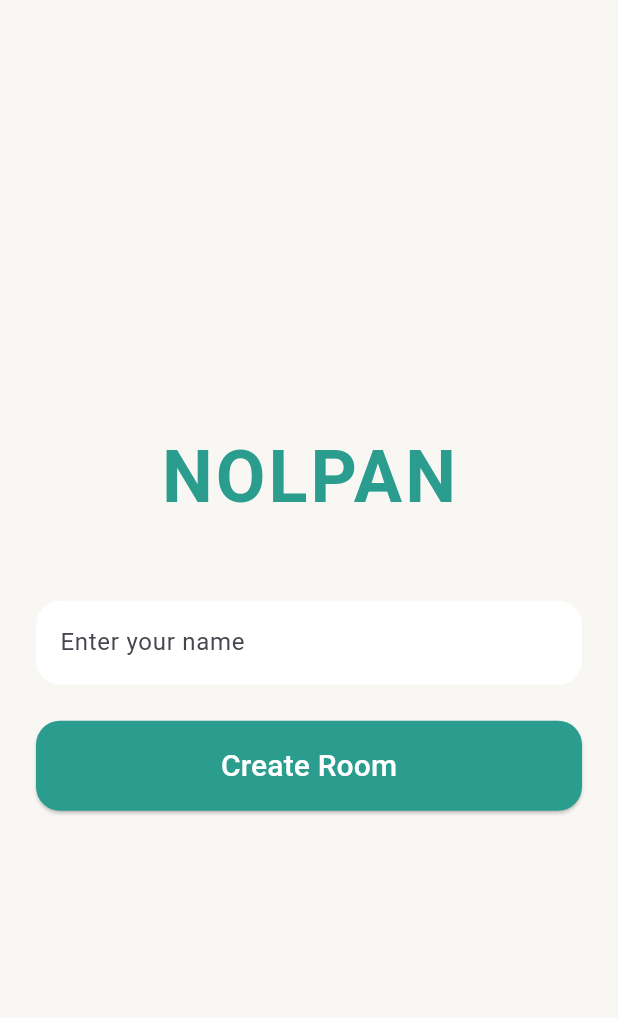
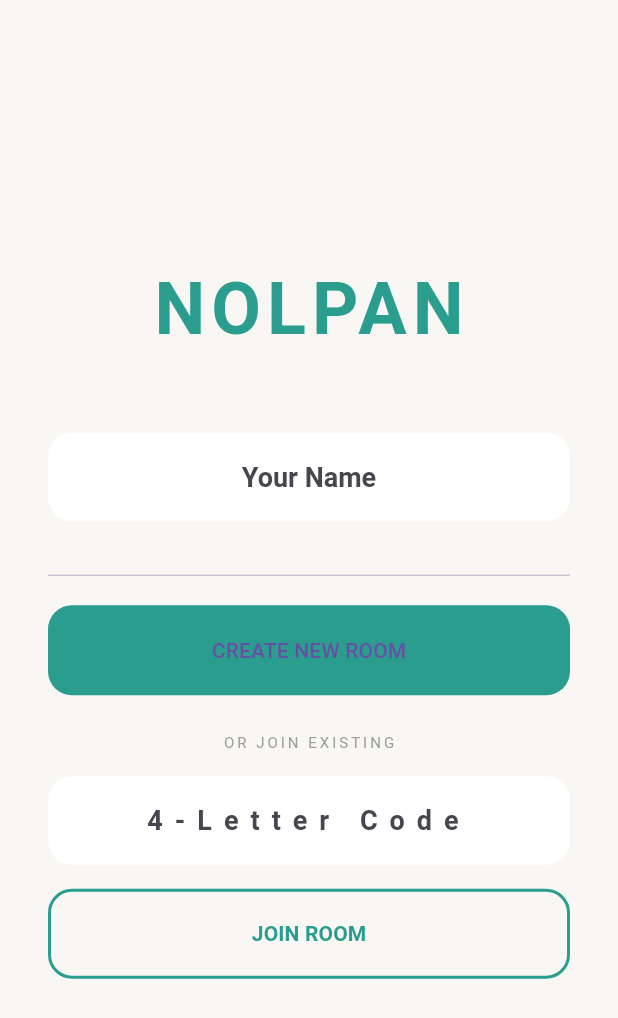
Before and after one commit to JohnPark97/Nolpan, a Flutter app: the screen it shows after launch, on a phone screen of 412 x 824 dp. Shown: the top 1018 px of the screen. Run offline on Flutter 3.47's test engine with Material 3 defaults, Android fonts, the phone set to English and light mode, and no system bars.

Commit message:
feat: add join room logic

```diff
--- a/frontend/lib/screens/gateway.dart
+++ b/frontend/lib/screens/gateway.dart
@@ -10,54 +10,92 @@ class GatewayScreen extends StatefulWidget {
 
 class _GatewayScreenState extends State<GatewayScreen> {
   final TextEditingController _nameController = TextEditingController();
+  final TextEditingController _codeController = TextEditingController();
+  bool _isConnecting = false;
 
-  void _createRoom() {
+  void _handleAction(bool isCreate) {
     if (_nameController.text.trim().isEmpty) return;
+    if (!isCreate && _codeController.text.trim().length != 4) return;
 
-    // Connect to Render
+    setState(() { _isConnecting = true; });
     socketService.connect('wss://nolpan.onrender.com/ws');
 
-    // Ask Go Server to make a code
-    socketService.send('CREATE_ROOM', {'name': _nameController.text.trim()});
-
-    // Jump to Lobby screen
-    Navigator.push(context, MaterialPageRoute(builder: (_) => const LobbyScreen()));
+    Future.delayed(const Duration(milliseconds: 1500), () {
+      if (isCreate) {
+        socketService.send('CREATE_ROOM', {'name': _nameController.text.trim()});
+      } else {
+        socketService.send('JOIN_ROOM', {
+          'name': _nameController.text.trim(),
+          'code': _codeController.text.trim().toUpperCase()
+        });
+      }
+      if (mounted) {
+        setState(() { _isConnecting = false; });
+        Navigator.push(context, MaterialPageRoute(builder: (_) => const LobbyScreen()));
+      }
+    });
   }
 
   @override
   Widget build(BuildContext context) {
     return Scaffold(
-      body: SafeArea(
-        child: Padding(
-          padding: const EdgeInsets.all(24.0),
+      backgroundColor: const Color(0xFFF9F7F3),
+      body: Center(
+        child: SingleChildScrollView(
+          padding: const EdgeInsets.all(32.0),
           child: Column(
-            mainAxisAlignment: MainAxisAlignment.center,
             children: [
-              const Text("NOLPAN", style: TextStyle(fontSize: 48, fontWeight: FontWeight.bold, color: Color(0xFF2A9D8F), letterSpacing: 2)),
+              const Text("NOLPAN", style: TextStyle(fontSize: 48, fontWeight: FontWeight.bold, color: Color(0xFF2A9D8F), letterSpacing: 4)),
               const SizedBox(height: 48),
-              TextField(
-                controller: _nameController,
-                decoration: InputDecoration(
-                  hintText: "Enter your name",
-                  filled: true,
-                  fillColor: Colors.white,
-                  border: OutlineInputBorder(borderRadius: BorderRadius.circular(16), borderSide: BorderSide.none),
-                ),
+              _buildInput("Your Name", _nameController),
+              const SizedBox(height: 16),
+              const Divider(height: 40),
+              ElevatedButton(
+                onPressed: _isConnecting ? null : () => _handleAction(true),
+                style: _btnStyle(const Color(0xFF2A9D8F)),
+                child: _isConnecting ? _loader() : const Text("CREATE NEW ROOM"),
               ),
               const SizedBox(height: 24),
-              ElevatedButton(
-                onPressed: _createRoom,
-                style: ElevatedButton.styleFrom(
-                  backgroundColor: const Color(0xFF2A9D8F),
+              const Text("OR JOIN EXISTING", style: TextStyle(fontSize: 10, color: Colors.grey, letterSpacing: 2)),
+              const SizedBox(height: 16),
+              _buildInput("4-Letter Code", _codeController, isCode: true),
+              const SizedBox(height: 16),
+              OutlinedButton(
+                onPressed: _isConnecting ? null : () => _handleAction(false),
+                style: OutlinedButton.styleFrom(
                   minimumSize: const Size(double.infinity, 60),
+                  side: const BorderSide(color: Color(0xFF2A9D8F), width: 2),
                   shape: RoundedRectangleBorder(borderRadius: BorderRadius.circular(16)),
                 ),
-                child: const Text("Create Room", style: TextStyle(fontSize: 20, color: Colors.white)),
-              )
+                child: const Text("JOIN ROOM", style: TextStyle(color: Color(0xFF2A9D8F), fontWeight: FontWeight.bold)),
+              ),
             ],
           ),
         ),
       ),
     );
   }
+
+  Widget _buildInput(String label, TextEditingController ctrl, {bool isCode = false}) {
+    return TextField(
+      controller: ctrl,
+      textAlign: TextAlign.center,
+      maxLength: isCode ? 4 : 12,
+      style: TextStyle(fontWeight: FontWeight.bold, fontSize: 18, letterSpacing: isCode ? 8 : 0),
+      decoration: InputDecoration(
+        hintText: label,
+        counterText: "",
+        filled: true, fillColor: Colors.white,
+        border: OutlineInputBorder(borderRadius: BorderRadius.circular(16), borderSide: BorderSide.none),
+      ),
+    );
+  }
+
+  ButtonStyle _btnStyle(Color color) => ElevatedButton.styleFrom(
+    backgroundColor: color, minimumSize: const Size(double.infinity, 60),
+    shape: RoundedRectangleBorder(borderRadius: BorderRadius.circular(16)),
+    elevation: 0,
+  );
+
+  Widget _loader() => const SizedBox(height: 20, width: 20, child: CircularProgressIndicator(color: Colors.white, strokeWidth: 2));
 }
```
